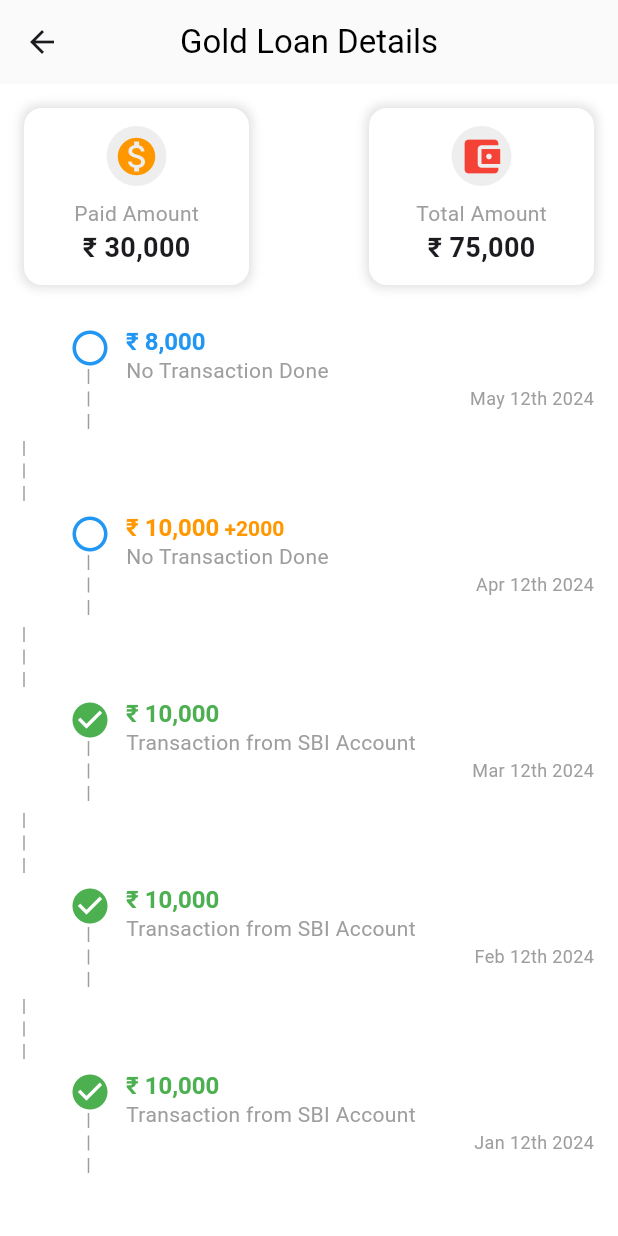
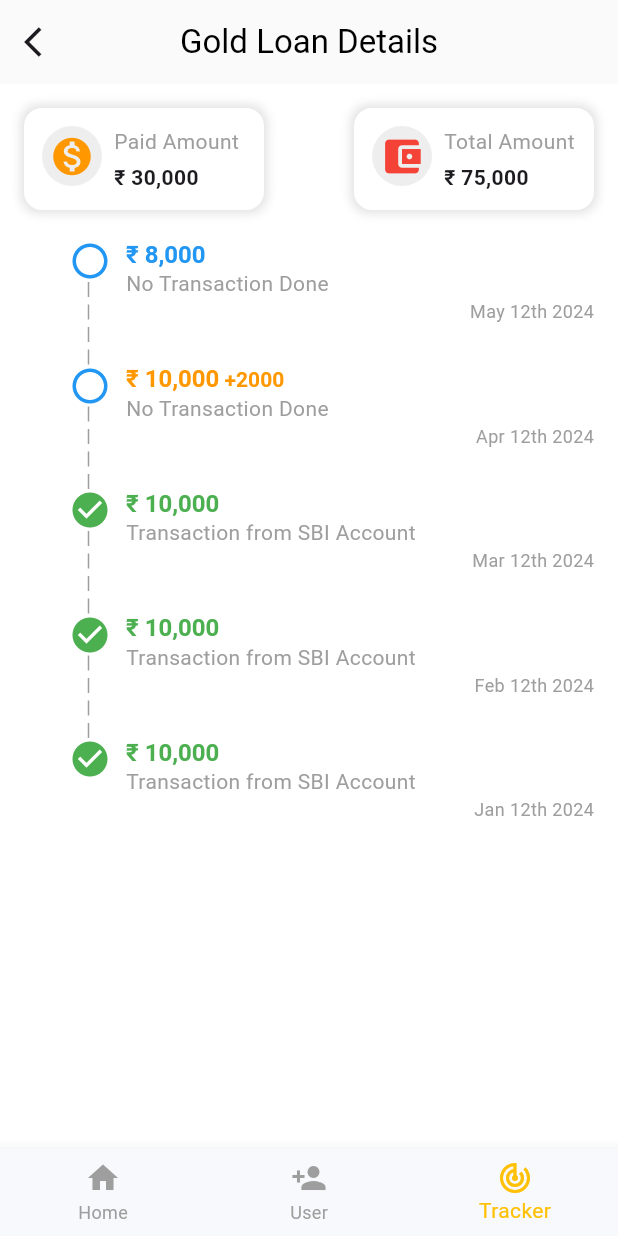
Before and after one commit to pranavaditya-02/bitgold, a Flutter app: the TransactionDetailsScreen screen opened directly, on a phone screen of 412 x 824 dp. Run offline on Flutter 3.47's test engine with Material 3 defaults, Android fonts, the light colour scheme and no system bars; our stand-ins replace fl_chart, flutter_slidable; missing offline and left inert: draggable_bottom_sheet; network calls fail.

Commit message:
updated transaction page

```diff
--- a/lib/Home/convert.dart
+++ b/lib/Home/convert.dart
@@ -52,7 +52,7 @@ class _ConvertScreenState extends State<ConvertScreen> {
           ),
           centerTitle: true,
           leading: IconButton(
-            icon: Icon(Icons.arrow_back),
+            icon: Icon(Icons.arrow_back_ios),
             onPressed: () {
               Navigator.push(
                 context,
--- a/lib/Tracker/track_details.dart
+++ b/lib/Tracker/track_details.dart
@@ -17,7 +17,7 @@ class TrackDetailScreen extends StatelessWidget {
         ),
         centerTitle: true,
         leading: IconButton(
-          icon: Icon(Icons.arrow_back, color: Colors.black),
+          icon: Icon(Icons.arrow_back_ios, color: Colors.black),
           onPressed: () {
             Navigator.pop(context);
           },
--- a/lib/Tracker/tracker_main.dart
+++ b/lib/Tracker/tracker_main.dart
@@ -16,7 +16,7 @@ class TrackerMainScreen extends StatelessWidget {
         title: Text('Tracker'),
         centerTitle: true,
         leading: IconButton(
-          icon: Icon(Icons.arrow_back),
+          icon: Icon(Icons.arrow_back_ios),
           onPressed: () {
             Navigator.push(
               context,
--- a/lib/Tracker/transaction_details.dart
+++ b/lib/Tracker/transaction_details.dart
@@ -1,4 +1,5 @@
 import 'package:flutter/material.dart';
+import 'package:bitgold/Custombottomnavigation.dart';
 
 class TransactionDetailsScreen extends StatefulWidget {
   @override
@@ -20,6 +21,12 @@ class _TransactionDetailsScreenState extends State<TransactionDetailsScreen> {
           style: TextStyle(color: Colors.black),
         ),
         centerTitle: true,
+        leading: IconButton(
+          icon: Icon(Icons.arrow_back_ios),
+          onPressed: () {
+            Navigator.pop(context);
+          },
+        ),
       ),
       body: ListView(
         padding: const EdgeInsets.all(16.0),
@@ -41,25 +48,28 @@ class _TransactionDetailsScreenState extends State<TransactionDetailsScreen> {
             children: [
               _buildStep("₹ 8,000", "No Transaction Done", "May 12th 2024",
                   isCompleted: false),
-              _buildDottedLine(),
               _buildStep("₹ 10,000", "No Transaction Done", "Apr 12th 2024",
                   isCompleted: false, isSpecialAmount: true),
-              _buildDottedLine(),
               _buildStep(
                   "₹ 10,000", "Transaction from SBI Account", "Mar 12th 2024",
                   isCompleted: true),
-              _buildDottedLine(),
               _buildStep(
                   "₹ 10,000", "Transaction from SBI Account", "Feb 12th 2024",
                   isCompleted: true),
-              _buildDottedLine(),
               _buildStep(
                   "₹ 10,000", "Transaction from SBI Account", "Jan 12th 2024",
-                  isCompleted: true),
+                  isCompleted: true, bottom: true),
             ],
           ),
         ],
       ),
+      // Bottom Navigation Bar added here
+      bottomNavigationBar: CustomBottomNavigationBar(
+          currentIndex: 2,
+          onTap: (index) {
+            // Handle navigation bar item taps
+            switch (index) {}
+          }),
     );
   }
 
@@ -67,7 +77,7 @@ class _TransactionDetailsScreenState extends State<TransactionDetailsScreen> {
   Widget _buildAmountCard(
       String title, String amount, IconData icon, Color iconColor) {
     return Container(
-      width: 150,
+      width: 160, // Increase the width here
       padding: EdgeInsets.all(12),
       decoration: BoxDecoration(
         color: Colors.white,
@@ -80,20 +90,29 @@ class _TransactionDetailsScreenState extends State<TransactionDetailsScreen> {
           )
         ],
       ),
-      child: Column(
+      child: Row(
+        crossAxisAlignment: CrossAxisAlignment.start,
         children: [
+          // Icon section on the left
           CircleAvatar(
             backgroundColor: Colors.grey.shade200,
             child: Icon(icon, size: 30, color: iconColor),
           ),
-          SizedBox(height: 8),
+          SizedBox(width: 8), // Space between icon and text
+          // Text section on the right
+          Column(
+            crossAxisAlignment: CrossAxisAlignment.start,
+            children: [
               Text(
                 title,
                 style: TextStyle(color: Colors.grey, fontSize: 14),
               ),
+              SizedBox(height: 4), // Small space between title and amount
               Text(
                 amount,
-            style: TextStyle(fontSize: 18, fontWeight: FontWeight.bold),
+                style: TextStyle(fontSize: 14, fontWeight: FontWeight.bold),
+              ),
+            ],
           ),
         ],
       ),
@@ -101,10 +120,16 @@ class _TransactionDetailsScreenState extends State<TransactionDetailsScreen> {
   }
 
   // Updated steps for the transaction details
-  Widget _buildStep(String amount, String status, String date,
-      {bool isCompleted = false, bool isSpecialAmount = false}) {
+  Widget _buildStep(
+    String amount,
+    String status,
+    String date, {
+    bool isCompleted = false,
+    bool isSpecialAmount = false,
+    bool bottom = false,
+  }) {
     return Padding(
-      padding: const EdgeInsets.symmetric(vertical: 8.0),
+      padding: const EdgeInsets.symmetric(vertical: 0),
       child: Row(
         crossAxisAlignment: CrossAxisAlignment.start,
         children: [
@@ -121,7 +146,7 @@ class _TransactionDetailsScreenState extends State<TransactionDetailsScreen> {
                   color: isCompleted ? Colors.green : Colors.blue,
                   size: 28,
                 ),
-                _buildDottedLine(),
+                bottom ? Container() : _buildDottedLine(),
               ],
             ),
           ),
@@ -177,7 +202,7 @@ class _TransactionDetailsScreenState extends State<TransactionDetailsScreen> {
   Widget _buildDottedLine() {
     return Container(
       width: 2, // Width of the dotted line
-      height: 40, // Height of the dotted line
+      height: 55, // Height of the dotted line
       child: CustomPaint(
         painter: DottedLinePainter(), // Reference the CustomPainter here
       ),
--- a/lib/main.dart
+++ b/lib/main.dart
@@ -1,3 +1,4 @@
+import 'package:bitgold/Tracker/gold_loan_details.dart';
 import 'package:flutter/material.dart';
 import 'Home/Home.dart';
 
```
Also changed, not shown: lib/Custombottomnavigation.dart (+10 -8 lines), lib/Home/focuslist.dart (+10 -0 lines), lib/Tracker/gold_loan_details.dart (+19 -24 lines), lib/User/seacrh_user.dart (added, +208 -0 lines), assets/pana.png (added). Lines whose indentation alone changed are shown as unchanged.
